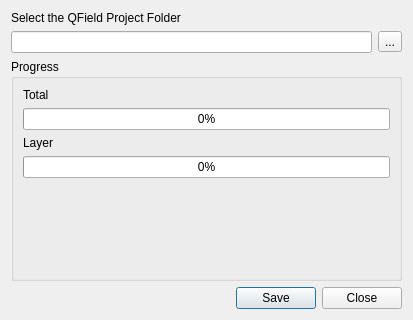
Old version of the form qfieldsync/ui/synchronize_dialog.ui in the repository opengisch/qfieldsync.
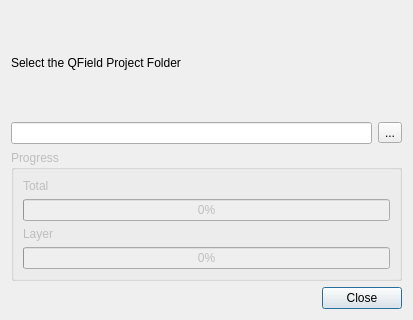
New version of the form.

```diff
--- a/qfieldsync/ui/synchronize_dialog.ui
+++ b/qfieldsync/ui/synchronize_dialog.ui
@@ -40,6 +40,9 @@
    </item>
    <item>
     <widget class="QGroupBox" name="progress_group">
+     <property name="enabled">
+      <bool>false</bool>
+     </property>
      <property name="title">
       <string>Progress</string>
      </property>
@@ -72,22 +75,6 @@
         </property>
        </widget>
       </item>
-      <item>
-       <spacer>
-        <property name="orientation">
-         <enum>Qt::Vertical</enum>
-        </property>
-        <property name="sizeType">
-         <enum>QSizePolicy::Expanding</enum>
-        </property>
-        <property name="sizeHint" stdset="0">
-         <size>
-          <width>16</width>
-          <height>16</height>
-         </size>
-        </property>
-       </spacer>
-      </item>
      </layout>
     </widget>
    </item>
@@ -97,7 +84,7 @@
       <enum>Qt::Horizontal</enum>
      </property>
      <property name="standardButtons">
-      <set>QDialogButtonBox::Close|QDialogButtonBox::Save</set>
+      <set>QDialogButtonBox::Close</set>
      </property>
     </widget>
    </item>
```
